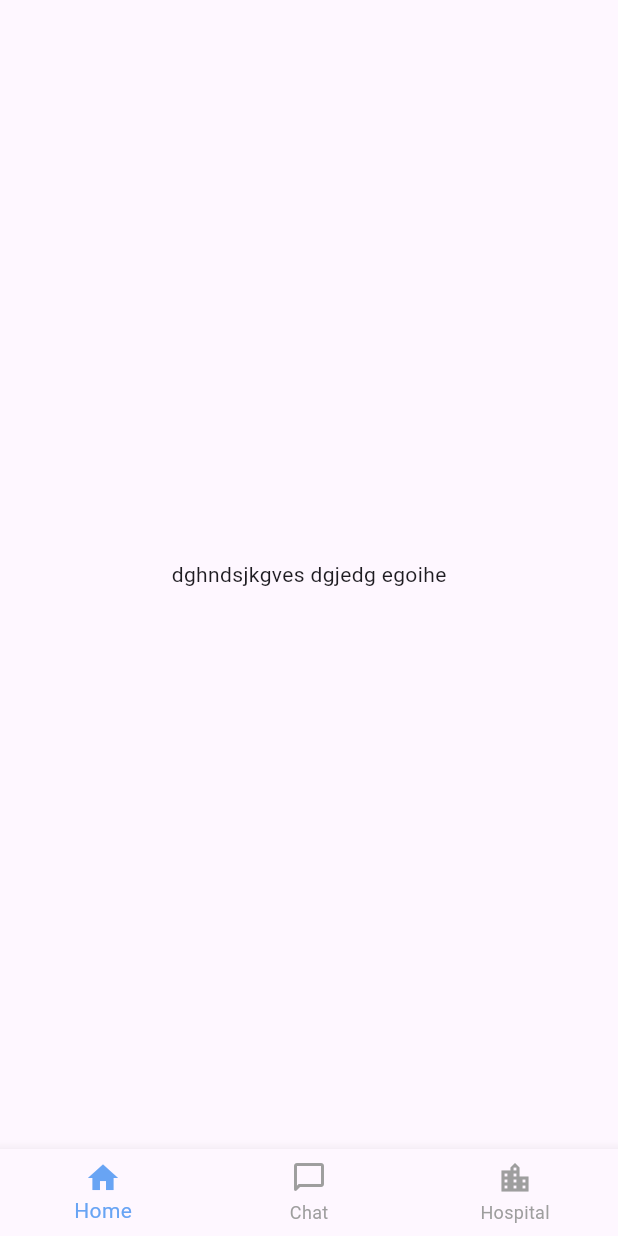
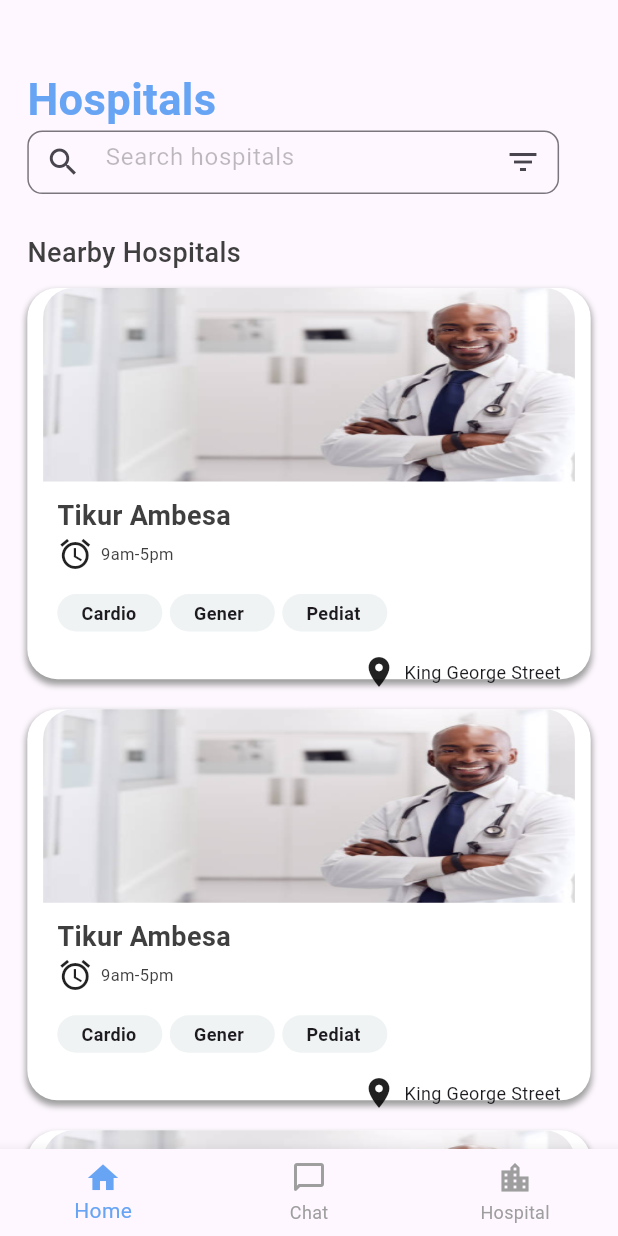
Before and after one commit to tamiratdereje/hakim_hub_mobile, a Flutter app: the BottomNav screen opened directly, on a phone screen of 412 x 824 dp. Run offline on Flutter 3.47's test engine with Material 2 defaults, Android fonts, the light colour scheme and no system bars; our stand-ins replace dartz, equatable, flutter_bloc, internet_connection_checker, material_design_icons_flutter and 1 more; missing offline and left inert: dart:ffi.

Commit message:
add hospitals page

```diff
--- a/hakim_hub_mobile/lib/core/shared_widgets/bottom_nav.dart
+++ b/hakim_hub_mobile/lib/core/shared_widgets/bottom_nav.dart
@@ -5,11 +5,13 @@ import 'package:flutter_bloc/flutter_bloc.dart';
 import 'package:hakim_hub_mobile/core/utils/colors.dart';
 import 'package:hakim_hub_mobile/core/utils/icons.dart';
 
+import '../../features/hospital/presentation/screen/hospitals_home_screen.dart';
+
 class BottomNav extends StatefulWidget {
   List<Widget> pages = [
+    const HospitalsHomeScreen(),
     const HomePage(),
-    const HomePage(),
-    const HomePage(),
+    const HospitalsHomeScreen(),
   ];
   int index = 0;
   void onTap(int index) {
--- a/hakim_hub_mobile/lib/core/shared_widgets/formfield.dart
+++ b/hakim_hub_mobile/lib/core/shared_widgets/formfield.dart
@@ -1,4 +1,9 @@
+import 'dart:ffi';
+
 import 'package:flutter/material.dart';
+
+import '../utils/icons.dart';
+import '../utils/ui_converter.dart';
 
 class CSFFormField extends StatefulWidget {
   final String hintText;
@@ -7,7 +12,7 @@ class CSFFormField extends StatefulWidget {
   final TextEditingController controller;
   final Key? formkey;
   String? fieldName;
-
+  bool? suffixIcon;
 
   CSFFormField({
     Key? key,
@@ -35,12 +40,22 @@ class _CSFFormFieldState extends State<CSFFormField> {
           key: widget.formkey,
           controller: widget.controller,
           decoration: InputDecoration(
+
+              constraints: BoxConstraints(
+
+                  minHeight: UIConverter.getComponentHeight(context, 48),
+                  minWidth: UIConverter.getComponentWidth(context, 370),
+                  maxHeight: UIConverter.getComponentHeight(context, 48),
+                  maxWidth: UIConverter.getComponentWidth(context, 370),
+                   ),
               hintStyle: const TextStyle(color: Colors.black26),
               hintText: widget.hintText,
               border: OutlineInputBorder(
                 borderRadius: BorderRadius.circular(10),
               ),
               errorText: errorText,
+              prefixIcon: search,
+              suffixIcon: const Icon(Icons.filter_list_outlined)
               ),
           onChanged: (value) {
             setState(() {
@@ -51,7 +66,7 @@ class _CSFFormFieldState extends State<CSFFormField> {
         );
       },
       validator: (value) {
-        if (value == null ) {
+        if (value == null) {
           setState(() {
             errorText = ' This ${widget.fieldName} field is required';
           });
--- a/hakim_hub_mobile/lib/core/utils/icons.dart
+++ b/hakim_hub_mobile/lib/core/utils/icons.dart
@@ -22,3 +22,5 @@ const Icon educationIcon =  Icon(
 
 
 const Icon backButtonPro =  Icon(Icons.arrow_back);
+
+const Icon alarm = Icon(Icons.alarm);
--- /dev/null
+++ b/hakim_hub_mobile/lib/features/hospital/presentation/screen/hospitals_home_screen.dart
@@ -0,0 +1,243 @@
+import 'package:flutter/material.dart';
+import 'package:hakim_hub_mobile/core/utils/colors.dart';
+import 'package:hakim_hub_mobile/core/utils/icons.dart';
+import 'package:hakim_hub_mobile/core/utils/ui_converter.dart';
+
+import '../../../../core/shared_widgets/formfield.dart';
+
+class HospitalsHomeScreen extends StatefulWidget {
+  const HospitalsHomeScreen({super.key});
+
+  @override
+  State<HospitalsHomeScreen> createState() => _HospitalsHomeScreenState();
+}
+
+class _HospitalsHomeScreenState extends State<HospitalsHomeScreen> {
+  @override
+  Widget build(BuildContext context) {
+    return Scaffold(
+      body: SingleChildScrollView(
+        physics: const AlwaysScrollableScrollPhysics(),
+        padding: EdgeInsets.only(
+          left: UIConverter.getComponentWidth(context, 19),
+          right: UIConverter.getComponentWidth(context, 19),
+          top: UIConverter.getComponentHeight(context, 52),
+          bottom: UIConverter.getComponentHeight(context, 29),
+        ),
+        child: Column(
+          crossAxisAlignment: CrossAxisAlignment.start,
+          children: [
+            const Text(
+              "Hospitals",
+              style: TextStyle(
+                  color: primaryColor,
+                  fontSize: 29,
+                  fontWeight: FontWeight.w700),
+            ),
+            const SearchHospitalsWidget(),
+            SizedBox(
+              height: UIConverter.getComponentHeight(context, 30),
+            ),
+            const Text(
+              'Nearby Hospitals',
+              style: TextStyle(
+                  fontSize: 18,
+                  fontWeight: FontWeight.w500,
+                  color: titleTextColor),
+            ),
+            ListView.builder(
+                shrinkWrap: true,
+                physics: const NeverScrollableScrollPhysics(),
+                itemCount: 15,
+                itemBuilder: ((context, index) {
+                  return HospitalsCard();
+                })),
+          ],
+        ),
+      ),
+    );
+  }
+}
+
+class HospitalsCard extends StatelessWidget {
+  HospitalsCard({super.key});
+
+  List chipList = ["Cardio", "Generel", "Pediatrics"];
+
+  @override
+  Widget build(BuildContext context) {
+    return Container(
+      margin: const EdgeInsets.only(bottom: 10, top: 10),
+      width: UIConverter.getComponentWidth(context, 370),
+      height: UIConverter.getComponentHeight(context, 295),
+      decoration: const BoxDecoration(
+          color: Colors.white,
+          borderRadius: BorderRadius.all(Radius.circular(20)),
+          boxShadow: [
+            BoxShadow(
+                color: Colors.grey,
+                blurRadius: 3,
+                offset: Offset(0, 3),
+                spreadRadius: 0.5)
+          ]),
+      child: Column(
+          crossAxisAlignment: CrossAxisAlignment.center,
+          children: [
+            Container(
+              width: UIConverter.getComponentWidth(context, 370),
+              height: UIConverter.getComponentHeight(context, 146),
+              decoration: const BoxDecoration(
+                borderRadius: BorderRadius.only(
+                    topLeft: Radius.circular(20),
+                    topRight: Radius.circular(20)),
+                image: DecorationImage(
+                    image: AssetImage("assets/images/doctor_image.png"),
+                    fit: BoxFit.fill),
+              ),
+            ),
+            const SizedBox(
+              height: 10,
+            ),
+            Padding(
+              padding: const EdgeInsets.only(left: 20),
+              child: Column(
+                crossAxisAlignment: CrossAxisAlignment.start,
+                children: [
+                  SizedBox(
+                    width: UIConverter.getComponentWidth(context, 176),
+                    child: const Text("Tikur Ambesa",
+                        style: TextStyle(
+                            color: titleTextColor,
+                            fontSize: 18,
+                            fontWeight: FontWeight.w600),
+                        maxLines: 1),
+                  ),
+                  const Row(
+                    children: [
+                      alarm,
+                      SizedBox(
+                        width: 5,
+                      ),
+                      Text("9am-5pm",
+                          style: TextStyle(
+                              color: titleTextColor,
+                              fontSize: 11,
+                              fontWeight: FontWeight.w400),
+                          maxLines: 1),
+                    ],
+                  ),
+                  const SizedBox(
+                    height: 15,
+                  ),
+                  SizedBox(
+                    width: 300,
+                    height: 25,
+                    child: ListView.builder(
+                      physics: const AlwaysScrollableScrollPhysics(),
+                      scrollDirection: Axis.horizontal,
+                      itemCount: 3,
+                      itemBuilder: ((context, index) {
+                        return chipsContainer(chipList[index]);
+                      }),
+                    ),
+                  ),
+                  SizedBox(
+                    height: UIConverter.getComponentHeight(context, 17),
+                  ),
+                ],
+              ),
+            ),
+            Padding(
+              padding: const EdgeInsets.only(right: 20),
+              child: Row(
+                mainAxisAlignment: MainAxisAlignment.end,
+                children: [
+                  location,
+                  SizedBox(
+                    width: UIConverter.getComponentWidth(context, 5),
+                  ),
+                  const Text(
+                    "King George Street",
+                    style: TextStyle(
+                      fontWeight: FontWeight.w400,
+                      fontSize: 12,
+                    ),
+                  )
+                ],
+              ),
+            )
+
+            // Wrap(
+            //   spacing: 6.0,
+            //   runSpacing: 6.0,
+            //   children: chipList.map((e) => BuildChip(label: e)).toList(),
+            // ),
+          ]),
+    );
+  }
+}
+
+class SearchHospitalsWidget extends StatefulWidget {
+  const SearchHospitalsWidget({super.key});
+
+  @override
+  State<SearchHospitalsWidget> createState() => _SearchHospitalsWidgetState();
+}
+
+class _SearchHospitalsWidgetState extends State<SearchHospitalsWidget> {
+  TextEditingController name = TextEditingController();
+  @override
+  Widget build(BuildContext context) {
+    return Container(
+      // width: 150,
+      // height: 100,
+      // color: Colors.amberAccent,
+      child: Row(
+        children: [
+          CSFFormField(
+            controller: name,
+            hintText: "Search hospitals",
+            onChanged: () {},
+            obscureText: false,
+          ),
+        ],
+      ),
+    );
+  }
+}
+
+class BuildChip extends StatelessWidget {
+  String label;
+  BuildChip({required this.label});
+
+  @override
+  Widget build(BuildContext context) {
+    return InputChip(
+      labelPadding: const EdgeInsets.all(2.0),
+      label: Text(
+        label,
+        style: const TextStyle(
+          color: Colors.black,
+        ),
+      ),
+      backgroundColor: Colors.white,
+      padding: const EdgeInsets.all(8.0),
+    );
+  }
+}
+
+Widget chipsContainer(String name) {
+  return Container(
+    margin: EdgeInsets.only(right: 5),
+    padding: const EdgeInsets.only(left: 16, right: 16, bottom: 4, top: 4),
+    width: 70,
+    height: 22,
+    decoration: const BoxDecoration(
+        color: Color(0XFFEFF3F3),
+        borderRadius: BorderRadius.all(Radius.circular(20))),
+    child: Text(
+      name,
+      style: TextStyle(fontSize: 12, fontWeight: FontWeight.w600),
+    ),
+  );
+}
```
Also changed, not shown: hakim_hub_mobile/flutter_01.png (added). Lines whose indentation alone changed are shown as unchanged.
